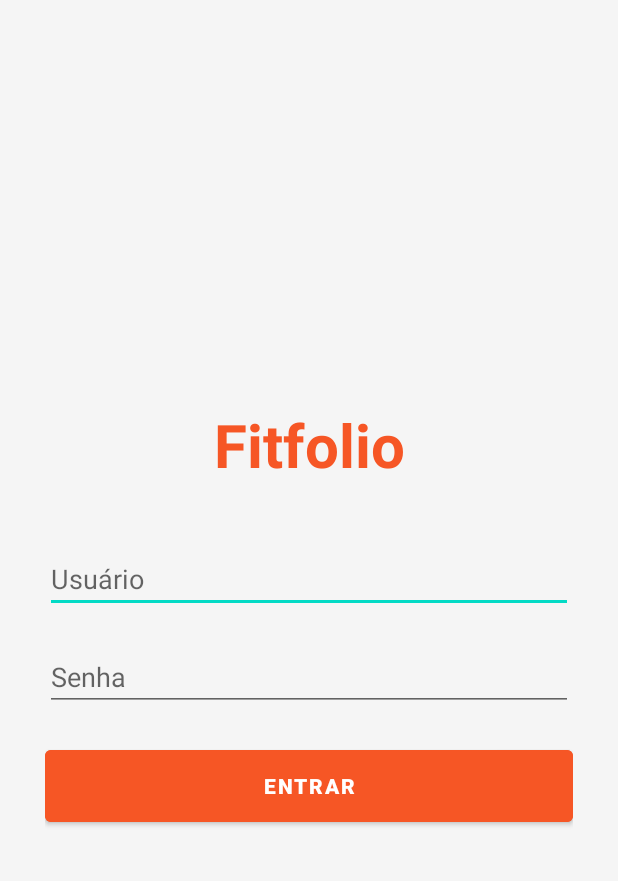
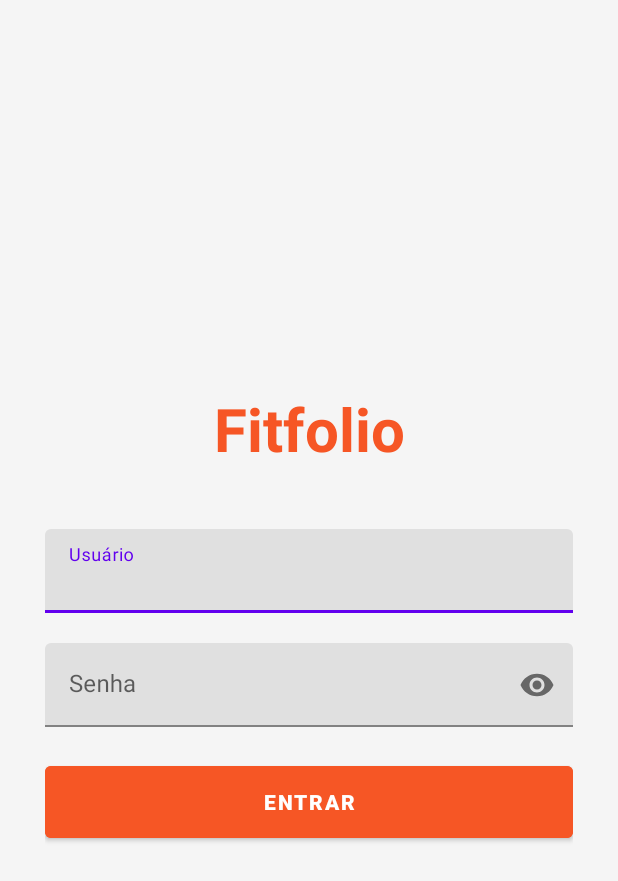
Before and after one commit to arthurjf/AcademiaApp, an Android app: the screen it shows after launch (MainActivity), on a phone screen of 412 x 824 dp. Shown: the top 881 px of the screen. Run offline under Robolectric (Android 15) with nearby library versions, the phone set to English and light mode, and no system bars.

Commit message:
Layout do EditText na tela de login

```diff
--- a/app/src/main/res/layout/activity_main.xml
+++ b/app/src/main/res/layout/activity_main.xml
@@ -20,12 +20,17 @@
             android:id="@+id/textViewTitle"
             android:layout_width="match_parent"
             android:layout_height="wrap_content"
+            android:layout_marginBottom="40dp"
             android:gravity="center_horizontal"
             android:text="@string/app_name"
             android:textColor="@color/button_background_color"
             android:textSize="40sp"
-            android:textStyle="bold"
-            android:layout_marginBottom="40dp"/>
+            android:textStyle="bold" />
+
+        <com.google.android.material.textfield.TextInputLayout
+            android:id="@+id/textInputLayoutUsername"
+            android:layout_width="match_parent"
+            android:layout_height="wrap_content">
 
             <EditText
                 android:id="@+id/editTextUsername"
@@ -36,6 +41,13 @@
                 android:ems="10"
                 android:hint="@string/login_editText_username_hint"
                 android:inputType="textPersonName" />
+        </com.google.android.material.textfield.TextInputLayout>
+
+        <com.google.android.material.textfield.TextInputLayout
+            android:id="@+id/textInputLayoutPassword"
+            android:layout_width="match_parent"
+            android:layout_height="wrap_content"
+            app:passwordToggleEnabled="true">
 
             <EditText
                 android:id="@+id/editTextPassword"
@@ -46,6 +58,7 @@
                 android:ems="10"
                 android:hint="@string/login_editText_password_hint"
                 android:inputType="textPassword" />
+        </com.google.android.material.textfield.TextInputLayout>
 
         <Button
             android:id="@+id/buttonLogin"
```
Lines whose indentation alone changed are shown as unchanged.
